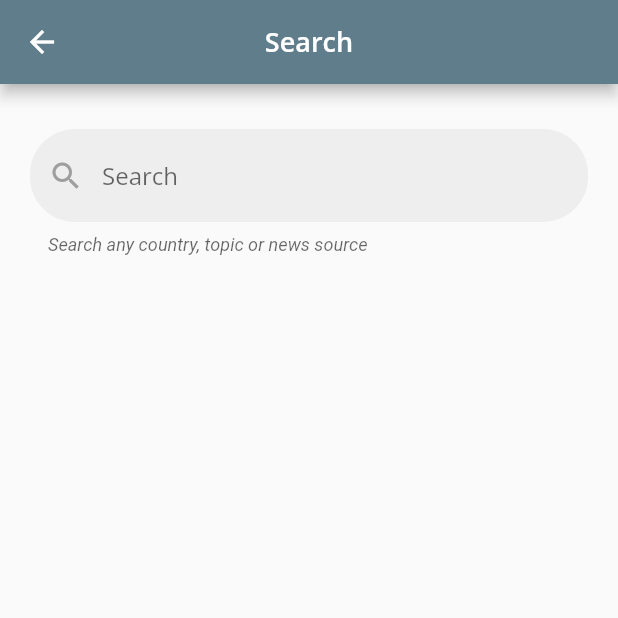
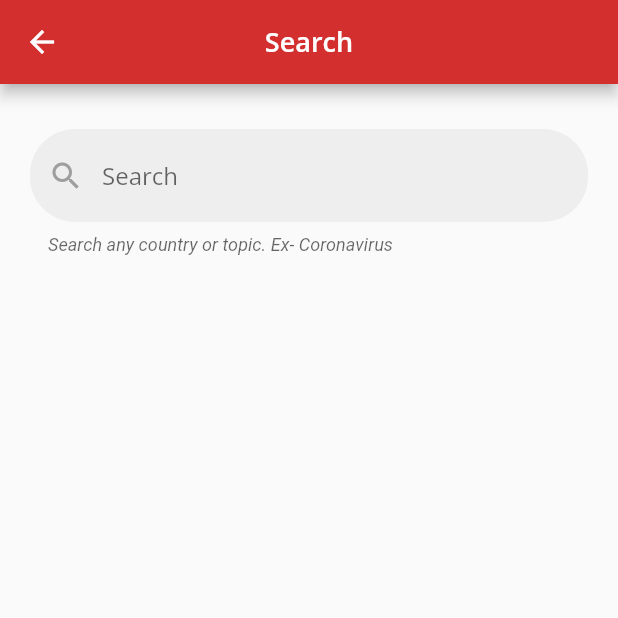
Before and after one commit to saket2508/Flutter-News, a Flutter app: the screen it shows after launch, after a tap on the "search" icon, on a phone screen of 412 x 824 dp, the top half of it. Run offline on Flutter 3.47's test engine with Material 2 defaults, Android fonts, the light colour scheme and no system bars; our stand-ins replace font_awesome_flutter, google_fonts, webview_flutter.

Commit message:
ui changes

```diff
--- a/lib/api/constants.dart
+++ b/lib/api/constants.dart
@@ -1,9 +1,9 @@
 class Constants {
   //top-headlines
   static final String HEADLINE_NEWS_URL =
-      'https://newsapi.org/v2/top-headlines?country=us&apiKey=d070d9891fc84f519e55c9a7b4577a2e';
+      'https://newsapi.org/v2/top-headlines?country=us&apiKey=94c6f6736cd4412ab4e4a7cf015f646e';
   static final String NEWS_PLACEHOLDER_IMAGE_ASSET_URL =
       'assets/placeholder.png';
   static final String INDIA_NEWS_URL =
-      'https://newsapi.org/v2/top-headlines?country=in&apiKey=d070d9891fc84f519e55c9a7b4577a2e';
+      'https://newsapi.org/v2/top-headlines?country=in&apiKey=94c6f6736cd4412ab4e4a7cf015f646e';
 }
--- a/lib/main.dart
+++ b/lib/main.dart
@@ -25,9 +25,9 @@
       debugShowCheckedModeBanner: false,
       title: 'Flutter Demo',
       theme: ThemeData(
-          appBarTheme: AppBarTheme(color: Colors.blueGrey),
+          appBarTheme: AppBarTheme(color: Colors.red[700]),
           visualDensity: VisualDensity.adaptivePlatformDensity,
-          // accentColor: Colors.blueGrey,
+          accentColor: Colors.red[700],
           textTheme: TextTheme(
             title: GoogleFonts.openSans(
                 textStyle: TextStyle(
```
Also changed, not shown: lib/pages/search.dart (+8 -23 lines), lib/widgets/articlesList.dart (+5 -5 lines).
